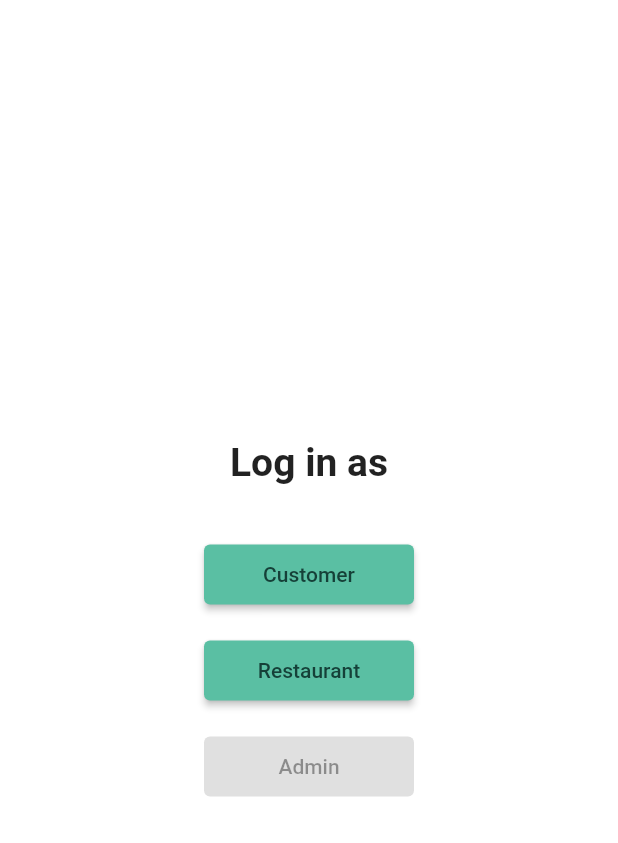
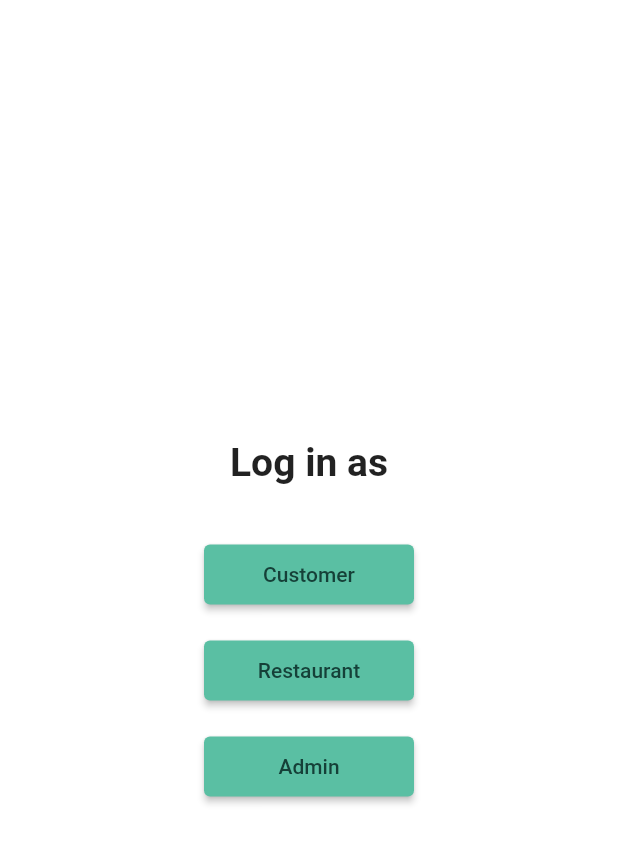
Before and after one commit to maheensabahat/hangry, a Flutter app: the screen it shows after launch, on a phone screen of 412 x 824 dp. Shown: the top 843 px of the screen. Run offline on Flutter 3.47's test engine with Material 2 defaults, Android fonts, the phone set to English and light mode, and no system bars; our stand-ins replace curved_navigation_bar, numberpicker; missing offline and left inert: scroll_app_bar.

Commit message:
added flow

```diff
--- a/lib/RestaurantOrder.dart
+++ b/lib/RestaurantOrder.dart
@@ -129,7 +129,8 @@ class _RestaurantOrderState extends State<RestaurantOrder> {
                       },
                       child: const Text('Accept'),
                       style: ElevatedButton.styleFrom(
-                          primary: const Color(0xff5abfa3)),
+                        primary: const Color(0xff5abfa3),
+                      ),
                     ),
                   ),
                 ],
--- a/lib/temporary_main_page.dart
+++ b/lib/temporary_main_page.dart
@@ -1,8 +1,7 @@
 import 'package:flutter/material.dart';
 import 'package:project/main.dart';
-
 import 'RestaurantHome.dart';
-import 'Views/User/home.dart';
+import 'Signup_history.dart';
 
 class TempMain extends StatefulWidget {
   const TempMain({Key? key}) : super(key: key);
@@ -19,22 +18,22 @@ class _TempMainState extends State<TempMain> {
           child: Column(
         mainAxisAlignment: MainAxisAlignment.center,
         children: [
-          Padding(
-            padding: const EdgeInsets.fromLTRB(0, 0, 0, 16),
+          const Padding(
+            padding: EdgeInsets.fromLTRB(0, 0, 0, 16),
             child: Text(
               'Log in as',
               style: TextStyle(fontSize: 26, fontWeight: FontWeight.bold),
             ),
           ),
           Padding(
-            padding: EdgeInsets.fromLTRB(0, 24, 0, 12),
+            padding: const EdgeInsets.fromLTRB(0, 24, 0, 12),
             child: SizedBox(
               height: 40,
               width: 140,
               child: ElevatedButton(
                   style: ElevatedButton.styleFrom(
-                    onPrimary: Color(0xFF154038),
-                    primary: Color(0xFF5ABFA3),
+                    onPrimary: const Color(0xFF154038),
+                    primary: const Color(0xFF5ABFA3),
                   ),
                   onPressed: () {
                     Navigator.push(
@@ -46,18 +45,18 @@ class _TempMainState extends State<TempMain> {
                       ),
                     );
                   },
-                  child: Text('Customer')),
+                  child: const Text('Customer')),
             ),
           ),
           Padding(
-            padding: EdgeInsets.fromLTRB(0, 12, 0, 12),
+            padding: const EdgeInsets.fromLTRB(0, 12, 0, 12),
             child: SizedBox(
               height: 40,
               width: 140,
               child: ElevatedButton(
                 style: ElevatedButton.styleFrom(
-                    onPrimary: Color(0xFF154038),
-                    primary: Color(0xFF5ABFA3),
+                  onPrimary: const Color(0xFF154038),
+                  primary: const Color(0xFF5ABFA3),
                 ),
                 onPressed: () {
                   Navigator.push(
@@ -66,28 +65,29 @@ class _TempMainState extends State<TempMain> {
                         builder: (context) => const RestaurantHome()),
                   );
                 },
-                  child: Text('Restaurant')),
+                child: const Text('Restaurant'),
+              ),
             ),
           ),
           Padding(
-            padding: EdgeInsets.fromLTRB(0, 12, 0, 0),
+            padding: const EdgeInsets.fromLTRB(0, 12, 0, 0),
             child: SizedBox(
               height: 40,
               width: 140,
               child: ElevatedButton(
                 style: ElevatedButton.styleFrom(
-                    onPrimary: Color(0xFF154038),
-                    primary: Color(0xFF5ABFA3),
+                  onPrimary: const Color(0xFF154038),
+                  primary: const Color(0xFF5ABFA3),
                 ),
-                  onPressed: null,
-                  // (){
-                  //    Navigator.push(
-                  //           context,
-                  //           MaterialPageRoute(
-                  //               builder: (context) => const ()),
-                  //         );
-                  // },
-                  child: Text('Admin')),
+                onPressed: () {
+                  Navigator.push(
+                    context,
+                    MaterialPageRoute(
+                        builder: (context) => const Signup_history()),
+                  );
+                },
+                child: const Text('Admin'),
+              ),
             ),
           ),
         ],
```
Also changed, not shown: lib/RestaurantHome.dart (+9 -4 lines), lib/RestaurantMenu.dart (+7 -1 lines), lib/Table_reservation.dart (+16 -20 lines). Lines whose indentation alone changed are shown as unchanged.
